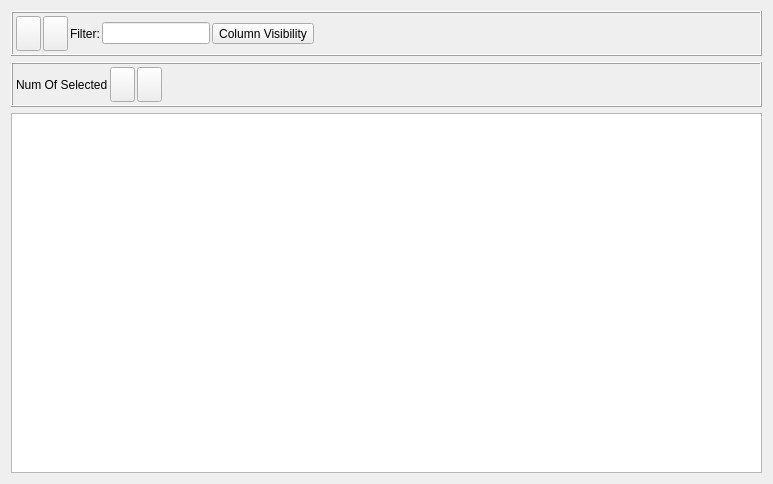
This is src/Applications/BrickMoneyDesktop/src/LegSetTableView.ui in tlaemmlein/BrickMoney as Qt 5 draws it before an edit. The edited form follows.
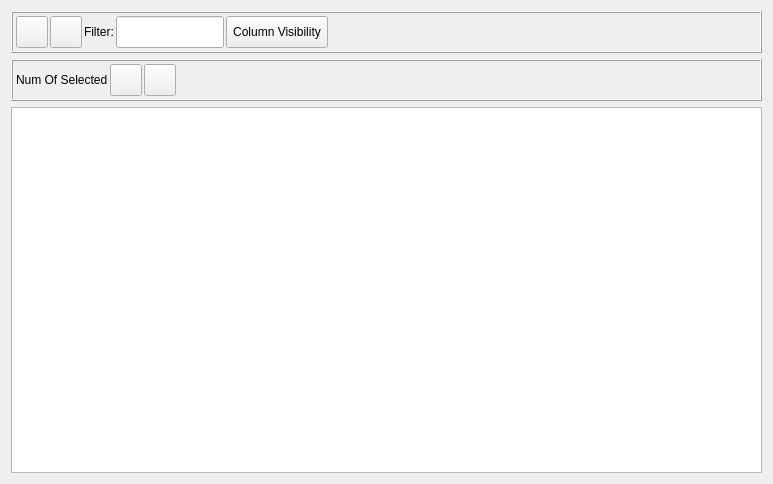
This is the edited form. Icons and pictures are not drawn.

Commit message: Translations and icons adjusted.

What changed in the file:
```diff
--- a/src/Applications/BrickMoneyDesktop/src/LegSetTableView.ui
+++ b/src/Applications/BrickMoneyDesktop/src/LegSetTableView.ui
@@ -25,13 +25,13 @@
      <property name="minimumSize">
       <size>
        <width>0</width>
-       <height>45</height>
+       <height>0</height>
       </size>
      </property>
      <property name="maximumSize">
       <size>
        <width>16777215</width>
-       <height>45</height>
+       <height>16777215</height>
       </size>
      </property>
      <property name="frameShape">
@@ -64,10 +64,16 @@
           <verstretch>0</verstretch>
          </sizepolicy>
         </property>
+        <property name="minimumSize">
+         <size>
+          <width>32</width>
+          <height>32</height>
+         </size>
+        </property>
         <property name="maximumSize">
          <size>
-          <width>25</width>
-          <height>16777215</height>
+          <width>32</width>
+          <height>32</height>
          </size>
         </property>
         <property name="toolTip">
@@ -80,6 +86,12 @@
          <iconset resource="../images/Images.qrc">
           <normaloff>:/images/AllSelected.svg</normaloff>:/images/AllSelected.svg</iconset>
         </property>
+        <property name="iconSize">
+         <size>
+          <width>24</width>
+          <height>24</height>
+         </size>
+        </property>
         <property name="flat">
          <bool>false</bool>
         </property>
@@ -93,10 +105,16 @@
           <verstretch>0</verstretch>
          </sizepolicy>
         </property>
+        <property name="minimumSize">
+         <size>
+          <width>32</width>
+          <height>32</height>
+         </size>
+        </property>
         <property name="maximumSize">
          <size>
-          <width>25</width>
-          <height>16777215</height>
+          <width>32</width>
+          <height>32</height>
          </size>
         </property>
         <property name="toolTip">
@@ -109,6 +127,12 @@
          <iconset resource="../images/Images.qrc">
           <normaloff>:/images/NoneSelected.svg</normaloff>:/images/NoneSelected.svg</iconset>
         </property>
+        <property name="iconSize">
+         <size>
+          <width>24</width>
+          <height>24</height>
+         </size>
+        </property>
         <property name="flat">
          <bool>false</bool>
         </property>
@@ -116,6 +140,18 @@
       </item>
       <item>
        <widget class="QLabel" name="filterLabel">
+        <property name="minimumSize">
+         <size>
+          <width>0</width>
+          <height>24</height>
+         </size>
+        </property>
+        <property name="maximumSize">
+         <size>
+          <width>16777215</width>
+          <height>32</height>
+         </size>
+        </property>
         <property name="text">
          <string>Filter:</string>
         </property>
@@ -129,10 +165,34 @@
           <verstretch>0</verstretch>
          </sizepolicy>
         </property>
+        <property name="minimumSize">
+         <size>
+          <width>0</width>
+          <height>32</height>
+         </size>
+        </property>
+        <property name="maximumSize">
+         <size>
+          <width>16777215</width>
+          <height>32</height>
+         </size>
+        </property>
        </widget>
       </item>
       <item>
        <widget class="QToolButton" name="colVisibilityToolButton">
+        <property name="minimumSize">
+         <size>
+          <width>0</width>
+          <height>32</height>
+         </size>
+        </property>
+        <property name="maximumSize">
+         <size>
+          <width>16777215</width>
+          <height>32</height>
+         </size>
+        </property>
         <property name="text">
          <string>Column Visibility</string>
         </property>
@@ -159,13 +219,13 @@
      <property name="minimumSize">
       <size>
        <width>0</width>
-       <height>45</height>
+       <height>0</height>
       </size>
      </property>
      <property name="maximumSize">
       <size>
        <width>16777215</width>
-       <height>45</height>
+       <height>16777215</height>
       </size>
      </property>
      <property name="frameShape">
@@ -192,6 +252,18 @@
       </property>
       <item>
        <widget class="QLabel" name="numOfSelectedLabel">
+        <property name="minimumSize">
+         <size>
+          <width>0</width>
+          <height>32</height>
+         </size>
+        </property>
+        <property name="maximumSize">
+         <size>
+          <width>16777215</width>
+          <height>32</height>
+         </size>
+        </property>
         <property name="text">
          <string>Num Of Selected</string>
         </property>
@@ -201,14 +273,14 @@
        <widget class="QPushButton" name="copyAndPastePushButton">
         <property name="minimumSize">
          <size>
-          <width>25</width>
-          <height>35</height>
+          <width>32</width>
+          <height>32</height>
          </size>
         </property>
         <property name="maximumSize">
          <size>
-          <width>25</width>
-          <height>35</height>
+          <width>32</width>
+          <height>32</height>
          </size>
         </property>
         <property name="toolTip">
@@ -221,20 +293,26 @@
          <iconset resource="../images/Images.qrc">
           <normaloff>:/images/CopyAndPaste.svg</normaloff>:/images/CopyAndPaste.svg</iconset>
         </property>
+        <property name="iconSize">
+         <size>
+          <width>24</width>
+          <height>24</height>
+         </size>
+        </property>
        </widget>
       </item>
       <item>
        <widget class="QPushButton" name="deletePushButton">
         <property name="minimumSize">
          <size>
-          <width>25</width>
-          <height>35</height>
+          <width>32</width>
+          <height>32</height>
          </size>
         </property>
         <property name="maximumSize">
          <size>
-          <width>25</width>
-          <height>35</height>
+          <width>32</width>
+          <height>32</height>
          </size>
         </property>
         <property name="toolTip">
@@ -247,6 +325,12 @@
          <iconset resource="../../BrickMoney/images/Images.qrc">
           <normaloff>:/images/trash.svg</normaloff>:/images/trash.svg</iconset>
         </property>
+        <property name="iconSize">
+         <size>
+          <width>24</width>
+          <height>24</height>
+         </size>
+        </property>
        </widget>
       </item>
       <item>
```
The commit also changes 12 other files.
